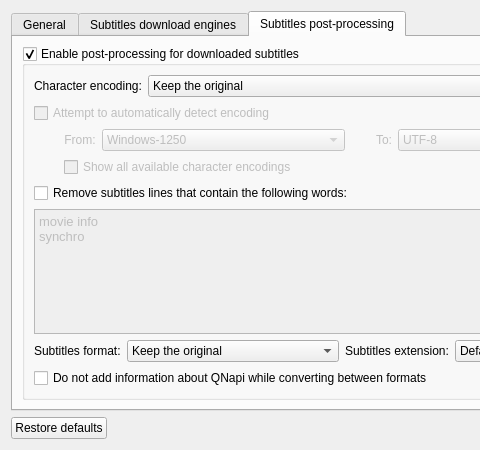
Before: the Qt Designer form gui/ui/frmoptions.ui in QNapi/qnapi, drawn with Qt 5; both pictures show x 0 to 480 and y 0 to 450 of the 700 by 450 pixel window.
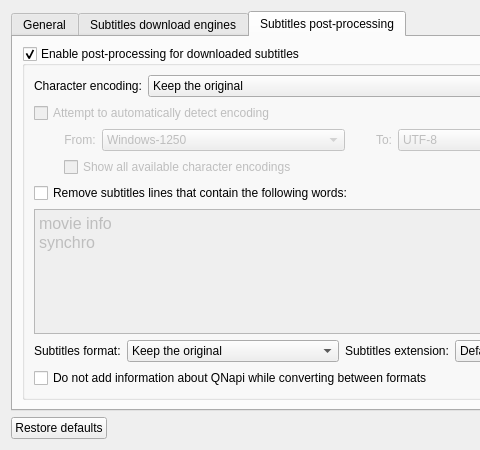
After: the same form once the commit is applied. The open tabs and pages were chosen to show the change. Icons and pictures are not drawn.

What changed in the file:
```diff
--- a/gui/ui/frmoptions.ui
+++ b/gui/ui/frmoptions.ui
@@ -601,12 +601,12 @@
              <bool>false</bool>
             </property>
             <property name="html">
-             <string>&lt;!DOCTYPE HTML PUBLIC &quot;-//W3C//DTD HTML 4.0//EN&quot; &quot;http://www.w3.org/TR/REC-html40/strict.dtd&quot;&gt;
+             <string notr="true">&lt;!DOCTYPE HTML PUBLIC &quot;-//W3C//DTD HTML 4.0//EN&quot; &quot;http://www.w3.org/TR/REC-html40/strict.dtd&quot;&gt;
 &lt;html&gt;&lt;head&gt;&lt;meta name=&quot;qrichtext&quot; content=&quot;1&quot; /&gt;&lt;style type=&quot;text/css&quot;&gt;
 p, li { white-space: pre-wrap; }
 &lt;/style&gt;&lt;/head&gt;&lt;body style=&quot; font-family:'.SF NS Text'; font-size:13pt; font-weight:400; font-style:normal;&quot;&gt;
-&lt;p style=&quot; margin-top:0px; margin-bottom:0px; margin-left:0px; margin-right:0px; -qt-block-indent:0; text-indent:0px;&quot;&gt;&lt;span style=&quot; font-family:'DejaVu Sans'; font-size:10pt;&quot;&gt;movie info&lt;/span&gt;&lt;/p&gt;
-&lt;p style=&quot; margin-top:0px; margin-bottom:0px; margin-left:0px; margin-right:0px; -qt-block-indent:0; text-indent:0px; -qt-user-state:0;&quot;&gt;&lt;span style=&quot; font-family:'DejaVu Sans'; font-size:10pt;&quot;&gt;synchro&lt;/span&gt;&lt;/p&gt;&lt;/body&gt;&lt;/html&gt;</string>
+&lt;p style=&quot; margin-top:0px; margin-bottom:0px; margin-left:0px; margin-right:0px; -qt-block-indent:0; text-indent:0px;&quot;&gt;&lt;span style=&quot; font-family:'sans-serif'; font-size:12pt;&quot;&gt;movie info&lt;/span&gt;&lt;/p&gt;
+&lt;p style=&quot; margin-top:0px; margin-bottom:0px; margin-left:0px; margin-right:0px; -qt-block-indent:0; text-indent:0px; -qt-user-state:0;&quot;&gt;&lt;span style=&quot; font-family:'sans-serif'; font-size:12pt;&quot;&gt;synchro&lt;/span&gt;&lt;/p&gt;&lt;/body&gt;&lt;/html&gt;</string>
             </property>
             <property name="acceptRichText">
              <bool>false</bool>
```
Left out of the diff: 14 changed lines with no effect on the pictures.
